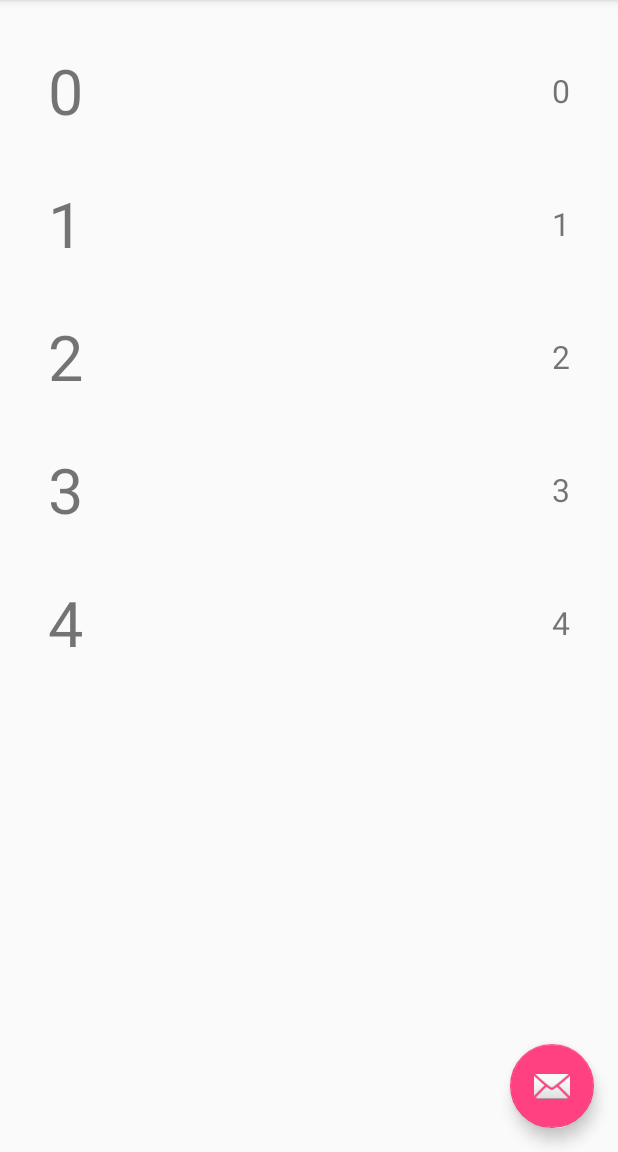
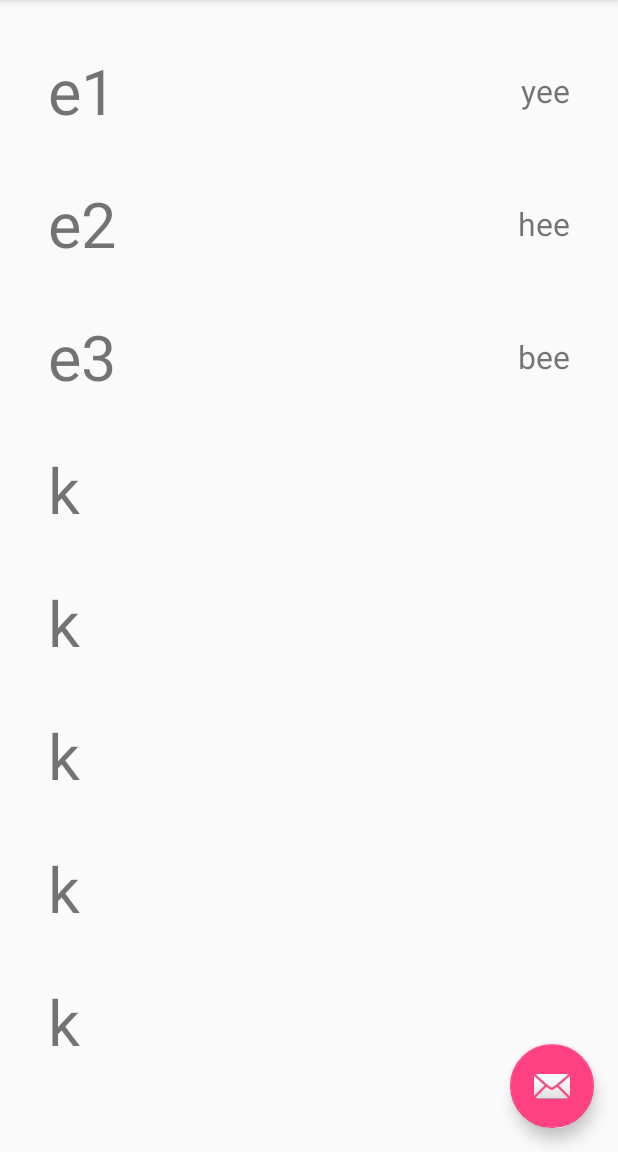
Before and after one commit to truebluejason/free-findr, an Android app: the screen it shows after launch (EventFindR), on a phone screen of 412 x 824 dp, the part 84-1236 px from its top. Run offline under Robolectric (Android 15) with nearby library versions, the phone set to English and light mode, and no system bars; 2 statements that could not run were skipped.

Commit message:
wip fuck this bug

```diff
--- a/app/src/main/AndroidManifest.xml
+++ b/app/src/main/AndroidManifest.xml
@@ -1,6 +1,7 @@
 <?xml version="1.0" encoding="utf-8"?>
 <manifest xmlns:android="http://schemas.android.com/apk/res/android"
     package="com.example.jasonjinsooyoo.freefindr" >
+    <uses-permission android:name="android.permission.ACCESS_FINE_LOCATION"></uses-permission>
 
     <application
         android:allowBackup="true"
@@ -8,6 +9,11 @@
         android:label="@string/app_name"
         android:supportsRtl="true"
         android:theme="@style/AppTheme" >
+
+        <meta-data
+            android:name="com.google.android.geo.API_KEY"
+            android:value="AIzaSyCnaXBqLIoqJHsXy4u3R6_Au0XJwuQYHNE" />
+
         <activity
             android:name=".EventFindR"
             android:label="@string/app_name"
--- a/app/src/main/java/com/example/jasonjinsooyoo/freefindr/Event.java
+++ b/app/src/main/java/com/example/jasonjinsooyoo/freefindr/Event.java
@@ -36,6 +36,11 @@ public class Event {
         this.description = description;
     }
 
+    // Getters
+    public int getID() {return id;}
+    public String getName() {return name;}
+    public String getDescription() {return description;}
+
     // Two events are equal if and only if their id are the same
     @Override
     public boolean equals(Object o) {
--- a/app/src/main/java/com/example/jasonjinsooyoo/freefindr/EventFindR.java
+++ b/app/src/main/java/com/example/jasonjinsooyoo/freefindr/EventFindR.java
@@ -18,7 +18,8 @@ public class EventFindR extends AppCompatActivity {
     // RECYCLERVIEW
     protected RecyclerView myRV;
     // Number of items to be stored
-    protected static final int NUM_EVENTS = 5;
+    // TODO: Add a list of events to be displayed
+    protected static final int NUM_EVENTS = 15;
 
     @Override
     protected void onCreate(Bundle savedInstanceState) {
@@ -46,6 +47,19 @@ public class EventFindR extends AppCompatActivity {
         // Set adapter
         EventAdapter myAdapter = new EventAdapter(NUM_EVENTS);
         myRV.setAdapter(myAdapter);
+
+        Event event1 = new Event("e1");
+        Event event2 = new Event("e2");
+        Event event3 = new Event("e3");
+        event1.setID(1);
+        event2.setID(2);
+        event3.setID(3);
+        event1.setDesc("yee");
+        event2.setDesc("hee");
+        event3.setDesc("bee");
+        EventManager.getInstance().addEvent(event1);
+        EventManager.getInstance().addEvent(event2);
+        EventManager.getInstance().addEvent(event3);
     }
 
     @Override
--- a/app/src/main/java/com/example/jasonjinsooyoo/freefindr/EventManager.java
+++ b/app/src/main/java/com/example/jasonjinsooyoo/freefindr/EventManager.java
@@ -18,7 +18,11 @@ public class EventManager {
     }
 
     public void addEvent(Event e) {
-        eventList.add(e);
+        if (!eventList.contains(e)) eventList.add(e);
+    }
+
+    public ArrayList getEventList() {
+        return eventList;
     }
 
     public Event getEvent(int id) {
--- /dev/null
+++ b/app/src/main/java/com/example/jasonjinsooyoo/freefindr/MapsActivity.java
@@ -0,0 +1,9 @@
+package com.example.jasonjinsooyoo.freefindr;
+
+/**
+ * Created by jasonjinsooyoo on 2017-03-18.
+ */
+
+public class MapsActivity {
+    // TODO: 4. Implement map
+}
--- a/app/src/main/java/com/example/jasonjinsooyoo/freefindr/Utilities/EventAdapter.java
+++ b/app/src/main/java/com/example/jasonjinsooyoo/freefindr/Utilities/EventAdapter.java
@@ -7,7 +7,11 @@ import android.view.View;
 import android.view.ViewGroup;
 import android.widget.TextView;
 
+import com.example.jasonjinsooyoo.freefindr.Event;
+import com.example.jasonjinsooyoo.freefindr.EventManager;
 import com.example.jasonjinsooyoo.freefindr.R;
+
+import java.util.ArrayList;
 
 /**
  * Created by jasonjinsooyoo on 2017-03-18.
@@ -40,6 +44,7 @@ public class EventAdapter extends RecyclerView.Adapter<EventAdapter.EventViewHol
     // Binds data to newly created view holder
     @Override
     public void onBindViewHolder(EventViewHolder holder, int position) {
+
         holder.bind(position);
     }
 
@@ -55,19 +60,20 @@ public class EventAdapter extends RecyclerView.Adapter<EventAdapter.EventViewHol
         TextView eventNameSpace;
         // Space for category to be stored
         TextView categorySpace;
+        // 15 Events to be displayed
+        ArrayList displayedEvents;
 
         public EventViewHolder(View itemView) {
             super(itemView);
             eventNameSpace = (TextView) itemView.findViewById(R.id.viewholder_instance);
             categorySpace = (TextView) itemView.findViewById(R.id.viewholder_instance_category);
+            displayedEvents = EventManager.getInstance().getEventList();
         }
 
         // Binds data to view
         public void bind(int viewContent) {
-
-            // TODO: 1. Properly bind data to event names and categories
-            eventNameSpace.setText(String.valueOf(viewContent));
-            categorySpace.setText(String.valueOf(viewContent));
+            eventNameSpace.setText(((Event) displayedEvents.get(viewContent)).getName());
+            categorySpace.setText(((Event) displayedEvents.get(viewContent)).getDescription());
         }
     }
 }
--- a/app/src/main/res/layout/event_list_item.xml
+++ b/app/src/main/res/layout/event_list_item.xml
@@ -8,7 +8,8 @@
         android:layout_height="wrap_content"
         android:id="@+id/viewholder_instance"
         android:layout_gravity="center_vertical|start"
-        android:textSize="42sp"/>
+        android:textSize="42sp"
+        android:text="k"/>
     <TextView
         android:layout_width="wrap_content"
         android:layout_height="wrap_content"
```
